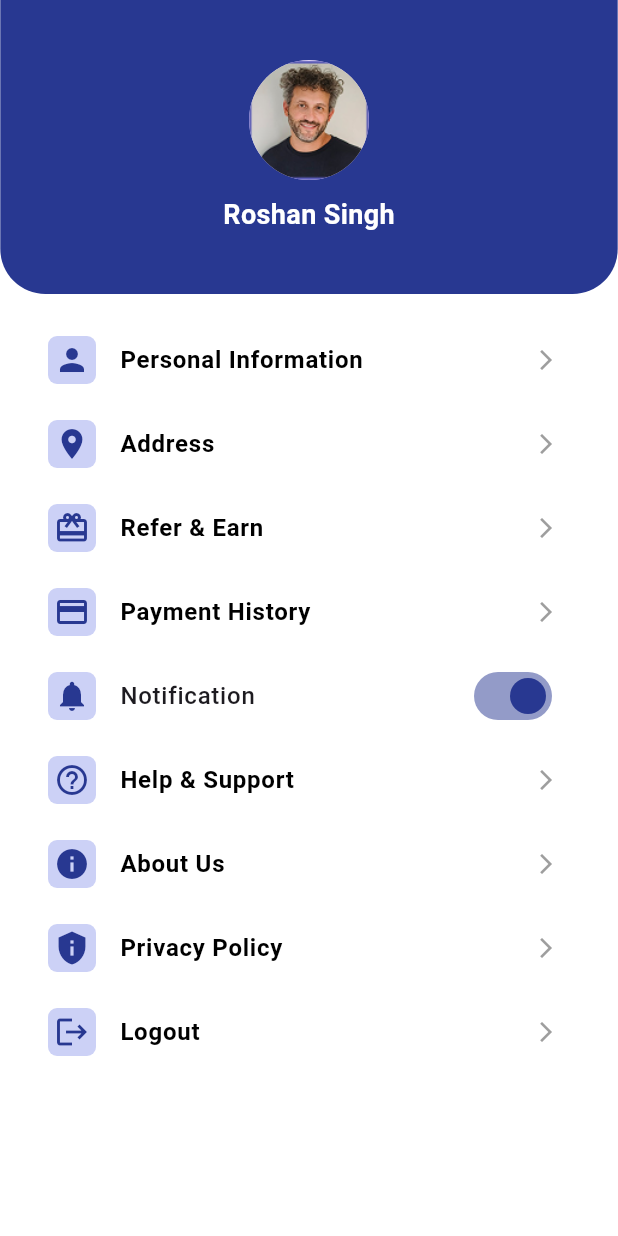
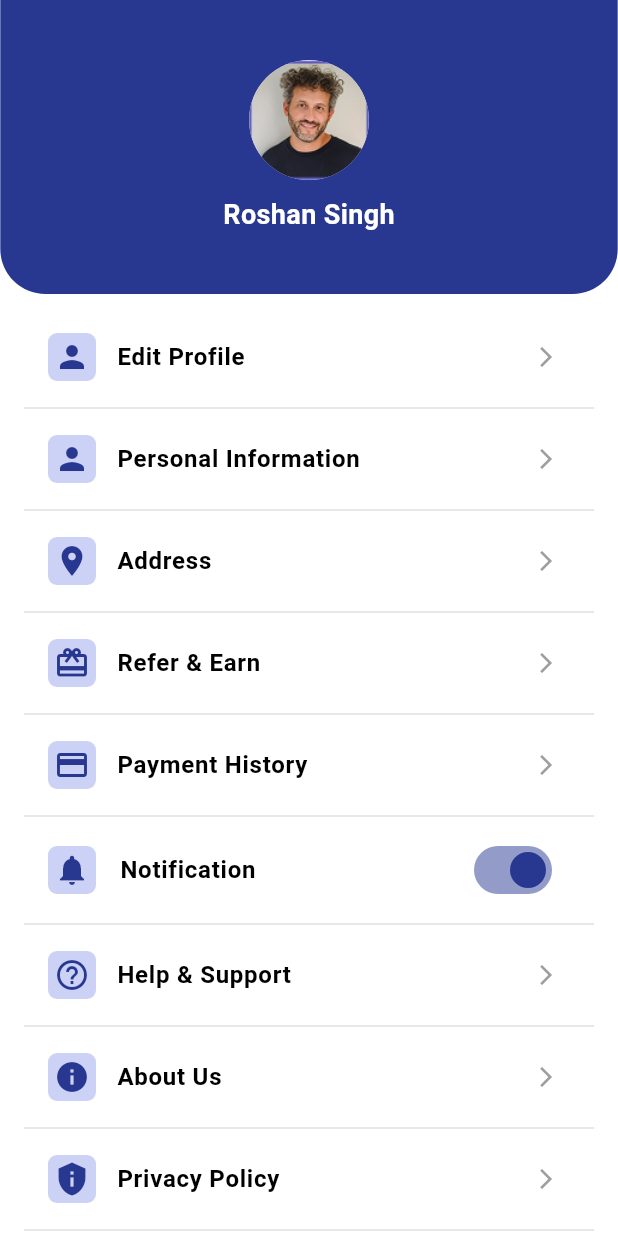
Before and after one commit to Ajitcool008/LuRichMaxBLE, a Flutter app: the ProfilePage screen opened directly, on a phone screen of 412 x 824 dp. Run offline on Flutter 3.47's test engine with Material 3 defaults, Android fonts, the phone set to English and light mode, and no system bars; our stand-ins replace flutter_otp_text_field, get; missing offline and left inert: flutter_timer_countdown, responsive_navigation_bar.

Commit message:
edit profile screen work

```diff
--- a/lib/src/modules/home_screen/views/home_view.dart
+++ b/lib/src/modules/home_screen/views/home_view.dart
@@ -3,7 +3,7 @@ import 'package:get/get.dart';
 import 'package:lurichmaxble/components/app_colors.dart';
 import 'package:lurichmaxble/src/modules/create_request/views/form_list_screen.dart';
 import 'package:lurichmaxble/src/modules/home_screen/views/my_task_view.dart';
-import 'package:lurichmaxble/src/modules/home_screen/views/profile_page.dart';
+import 'package:lurichmaxble/src/modules/profile/profile_page.dart';
 import 'package:lurichmaxble/src/modules/home_screen/views/proposal_view.dart';
 import 'package:responsive_navigation_bar/responsive_navigation_bar.dart';
 
--- a/lib/src/modules/home_screen/views/profile_page.dart
+++ /dev/null
@@ -1,94 +0,0 @@
-import 'package:flutter/material.dart';
-import 'package:get/get.dart';
-
-import '../../../../components/app_colors.dart';
-
-class ProfilePage extends StatelessWidget {
-  const ProfilePage({super.key});
-
-  @override
-  Widget build(BuildContext context) {
-    return Scaffold(
-      backgroundColor: Colors.white,
-      body: Column(
-        children: [
-          Container(
-            width: Get.width*0.999,
-            decoration: BoxDecoration(
-              color: AppColors.appColor,
-              borderRadius: BorderRadius.vertical(bottom: Radius.circular(30)),
-            ),
-            padding: EdgeInsets.symmetric(vertical: 40, horizontal: 20),
-            child: Column(
-              children: [
-                CircleAvatar(
-                  radius: 40,
-                  backgroundImage: AssetImage('assets/images/Rectangle 48.png'),
-                ),
-                SizedBox(height: 10),
-                Text(
-                  'Roshan Singh',
-                  style: TextStyle(fontSize: 18, fontWeight: FontWeight.bold, color: Colors.white),
-                ),
-              ],
-            ),
-          ),
-          Expanded(
-            child: ListView(
-              padding: EdgeInsets.all(16),
-              children: [
-                _buildListItem(Icons.person, 'Personal Information'),
-                _buildListItem(Icons.location_on, 'Address'),
-                _buildListItem(Icons.card_giftcard, 'Refer & Earn'),
-                _buildListItem(Icons.payment, 'Payment History'),
-                _buildSwitchItem(Icons.notifications, 'Notification'),
-                _buildListItem(Icons.help_outline, 'Help & Support'),
-                _buildListItem(Icons.info, 'About Us'),
-                _buildListItem(Icons.privacy_tip, 'Privacy Policy'),
-                _buildListItem(Icons.logout, 'Logout', isLogout: true),
-              ],
-            ),
-          ),
-        ],
-      ),
-    );
-  }
-
-  Widget _buildListItem(IconData icon, String title, {bool isLogout = false}) {
-    return ListTile(
-      leading: Container(
-        padding: EdgeInsets.all(4.0),
-        decoration: BoxDecoration(
-          color: AppColors.lightBlueColor,
-          borderRadius: BorderRadius.circular(6.0)
-        ),
-          child: Icon(icon, color:  AppColors.appColor)),
-      title: Text(
-        title,
-        style: TextStyle(
-          fontSize: 16,
-          fontWeight: FontWeight.w700,
-          color:  Colors.black,
-        ),
-      ),
-      trailing: Icon(Icons.arrow_forward_ios, size: 16, color: Colors.grey),
-      onTap: () {},
-    );
-  }
-
-  Widget _buildSwitchItem(IconData icon, String title) {
-    return SwitchListTile(
-      activeColor: AppColors.appColor,
-      secondary: Container(
-          padding: EdgeInsets.all(4.0),
-          decoration: BoxDecoration(
-              color: AppColors.lightBlueColor,
-              borderRadius: BorderRadius.circular(6.0)
-          ),
-          child: Icon(icon, color: AppColors.appColor)),
-      title: Text(title, style: TextStyle(fontSize: 16, fontWeight: FontWeight.w500)),
-      value: true,
-      onChanged: (bool value) {},
-    );
-  }
-}
--- /dev/null
+++ b/lib/src/modules/profile/profile_page.dart
@@ -0,0 +1,161 @@
+import 'package:flutter/material.dart';
+import 'package:get/get.dart';
+
+import '../../../components/app_colors.dart';
+import 'edit_profile_page.dart';
+
+class ProfilePage extends StatelessWidget {
+  const ProfilePage({super.key});
+
+  @override
+  Widget build(BuildContext context) {
+    return Scaffold(
+      backgroundColor: Colors.white,
+      body: Column(
+        children: [
+          Container(
+            width: Get.width*0.999,
+            decoration: BoxDecoration(
+              color: AppColors.appColor,
+              borderRadius: BorderRadius.vertical(bottom: Radius.circular(30)),
+            ),
+            padding: EdgeInsets.symmetric(vertical: 40, horizontal: 20),
+            child: Column(
+              children: [
+                CircleAvatar(
+                  radius: 40,
+                  backgroundImage: AssetImage('assets/images/Rectangle 48.png'),
+                ),
+                SizedBox(height: 10),
+                Text(
+                  'Roshan Singh',
+                  style: TextStyle(fontSize: 18, fontWeight: FontWeight.bold, color: Colors.white),
+                ),
+              ],
+            ),
+          ),
+          Expanded(
+            child: ListView(
+              padding: EdgeInsets.all(16),
+              children: [
+                _buildListItem(Icons.person, 'Edit Profile',
+                onTap: (){
+                  Get.to(()=> EditProfilePage());
+                }),
+                Divider(
+                  color: Colors.grey.shade300,
+                ),
+                _buildListItem(Icons.person, 'Personal Information',
+                    onTap: (){
+
+                    }),
+                Divider(
+                  color: Colors.grey.shade300,
+                ),
+                _buildListItem(Icons.location_on, 'Address',
+                    onTap: (){
+
+                    }),
+                Divider(
+                  color: Colors.grey.shade300,
+                ),
+                _buildListItem(Icons.card_giftcard, 'Refer & Earn',
+                    onTap: (){
+
+                    }),
+                Divider(
+                  color: Colors.grey.shade300,
+                ),
+                _buildListItem(Icons.payment, 'Payment History',
+                    onTap: (){
+
+                    }),
+                Divider(
+                  color: Colors.grey.shade300,
+                ),
+                _buildSwitchItem(Icons.notifications, 'Notification'),
+                Divider(
+                  color: Colors.grey.shade300,
+                ),
+                _buildListItem(Icons.help_outline, 'Help & Support',
+                    onTap: (){
+
+                    }),
+                Divider(
+                  color: Colors.grey.shade300,
+                ),
+                _buildListItem(Icons.info, 'About Us',
+                    onTap: (){
+
+                    }),
+                Divider(
+                  color: Colors.grey.shade300,
+                ),
+                _buildListItem(Icons.privacy_tip, 'Privacy Policy',
+                    onTap: (){
+
+                    }),
+                Divider(
+                  color: Colors.grey.shade300,
+                ),
+                _buildListItem(Icons.logout, 'Logout', isLogout: true,
+                    onTap: (){
+
+                    }),
+              ],
+            ),
+          ),
+        ],
+      ),
+    );
+  }
+
+  Widget _buildListItem(IconData icon, String title, {bool isLogout = false, required Null Function() onTap}) {
+    return ListTile(
+      dense: false,
+      visualDensity: VisualDensity(
+        horizontal: -1.0,
+        vertical: -1.0
+      ),
+      leading: Container(
+        padding: EdgeInsets.all(4.0),
+        decoration: BoxDecoration(
+          color: AppColors.lightBlueColor,
+          borderRadius: BorderRadius.circular(6.0)
+        ),
+          child: Icon(icon, color:  AppColors.appColor)),
+      title: Text(
+        title,
+        style: TextStyle(
+          fontSize: 16,
+          fontWeight: FontWeight.w700,
+          color:  Colors.black,
+        ),
+      ),
+      trailing: Icon(Icons.arrow_forward_ios, size: 16, color: Colors.grey),
+      onTap: onTap,
+    );
+  }
+
+  Widget _buildSwitchItem(IconData icon, String title) {
+    return SwitchListTile(
+      activeColor: AppColors.appColor,
+      secondary: Container(
+          padding: EdgeInsets.all(4.0),
+          decoration: BoxDecoration(
+              color: AppColors.lightBlueColor,
+              borderRadius: BorderRadius.circular(6.0)
+          ),
+          child: Icon(icon, color: AppColors.appColor)),
+      title: Text(
+        title,
+        style: TextStyle(
+        fontSize: 16,
+        fontWeight: FontWeight.w700,
+        color:  Colors.black,
+      ),),
+      value: true,
+      onChanged: (bool value) {},
+    );
+  }
+}
```
Also changed, not shown: lib/src/modules/profile/edit_profile_page.dart (added, +99 -0 lines).
